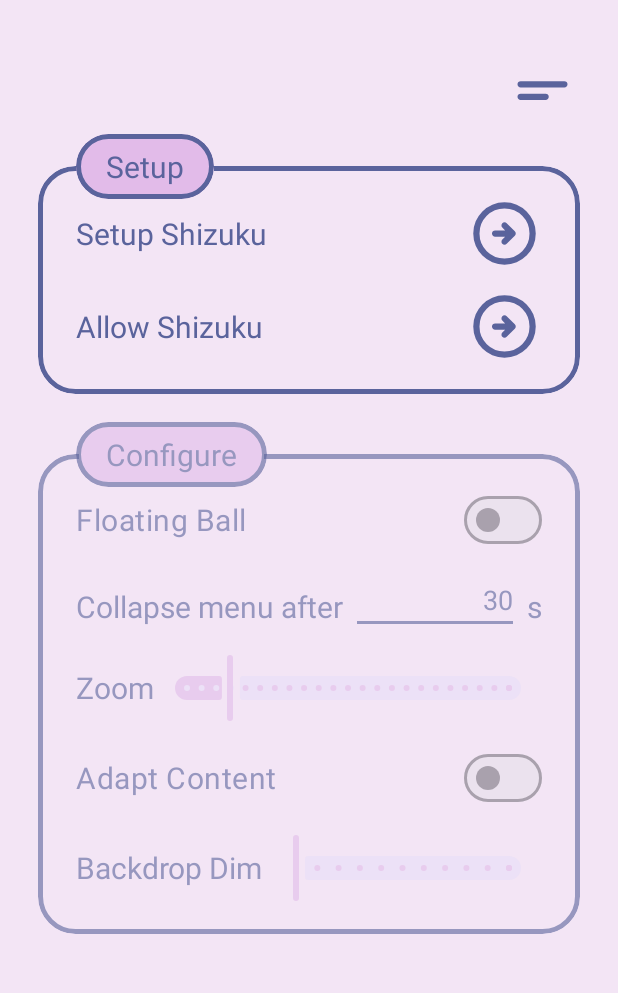
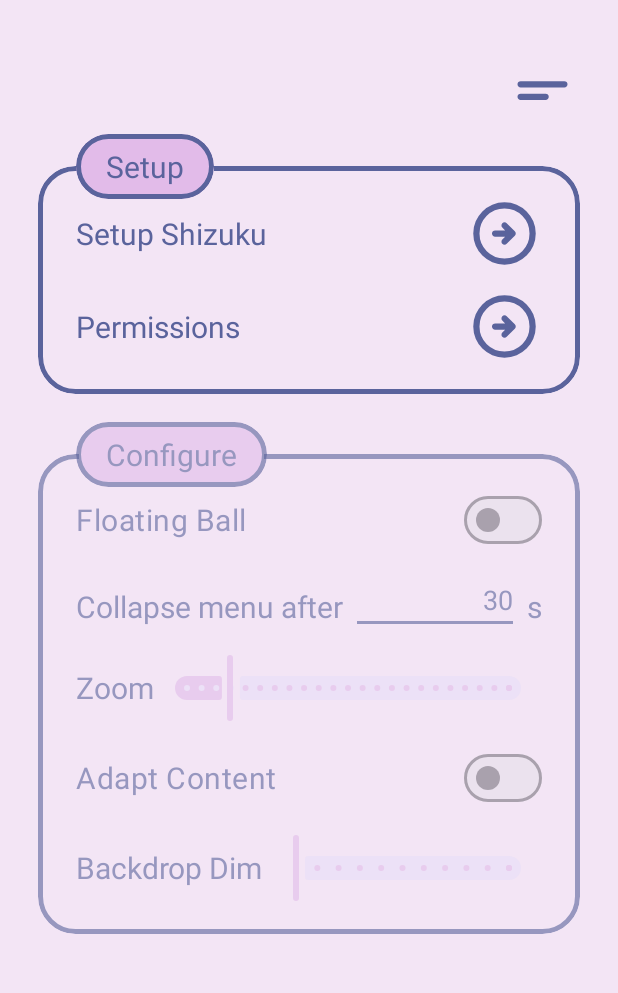
Before and after one commit to legendsayantan/Extendroid, an Android app: the screen it shows after launch (MainActivity), on a phone screen of 412 x 824 dp, the part 242-1235 px from its top. Run offline under Robolectric (Android 15) with nearby library versions, the phone set to English and light mode, and no system bars; libraries missing offline, so code that uses them is left out: org.lsposed.hiddenapibypass, rikka.shizuku; 2 statements that could not run were skipped.

```diff
--- a/app/build.gradle.kts
+++ b/app/build.gradle.kts
@@ -11,6 +11,10 @@ android {
 
     buildFeatures {
         aidl = true
+    }
+
+    lint {
+        baseline = file("lint-baseline.xml")
     }
 
     defaultConfig {
--- a/app/src/main/java/dev/legendsayantan/extendroid/services/ExtendService.kt
+++ b/app/src/main/java/dev/legendsayantan/extendroid/services/ExtendService.kt
@@ -192,11 +192,11 @@ class ExtendService : Service() {
             menu.startPreviewFor(pkg,ratio)
         }
         popupManager.onKeyEvent = { pkg,keyCode,action->
-            val r = svc?.dispatchKey(keyCode, action, MediaCore.mInstance?.virtualDisplays[pkg]?.display?.displayId?:-1)
+            val r = svc?.dispatchKey(keyCode, action, MediaCore.mInstance?.virtualDisplays?.get(pkg)?.display?.displayId?:-1)
             println(r)
         }
         popupManager.onMotionEvent = { pkg,event->
-            val r = svc?.dispatch(event,MediaCore.mInstance?.virtualDisplays[pkg]?.display?.displayId?:-1)
+            val r = svc?.dispatch(event,MediaCore.mInstance?.virtualDisplays?.get(pkg)?.display?.displayId?:-1)
             println(r)
         }
 
--- a/app/src/main/java/dev/legendsayantan/extendroid/ui/PopupWindow.kt
+++ b/app/src/main/java/dev/legendsayantan/extendroid/ui/PopupWindow.kt
@@ -85,7 +85,8 @@ class PopupWindow(
 
     var controlTimer = Timer()
 
-    var root: View
+    val themedCtx by lazy { ContextThemeWrapper(ctx, R.style.Base_Theme_Extendroid) }
+    val root by lazy { LayoutInflater.from(themedCtx).inflate(R.layout.layout_app_window, this, true) }
     val surfaceParent by lazy { root.findViewById<LinearLayout>(R.id.surfaceParent) }
     val dragHandle by lazy { root.findViewById<LinearLayout>(R.id.handle) }
     val handleCard by lazy { root.findViewById<MaterialCardView>(R.id.handleCard) }
@@ -100,8 +101,6 @@ class PopupWindow(
     val closeBtn by lazy { root.findViewById<MaterialCardView>(R.id.closeBtn) }
 
     init {
-        val themedCtx = ContextThemeWrapper(ctx, R.style.Base_Theme_Extendroid)
-        root = LayoutInflater.from(themedCtx).inflate(R.layout.layout_app_window, this, true)
         surfaceParent.background = color.toDrawable()
         handleCard.setCardBackgroundColor(ColorStateList.valueOf(color))
         val colors = arrayOf(
--- a/app/src/main/res/layout/activity_main.xml
+++ b/app/src/main/res/layout/activity_main.xml
@@ -78,7 +78,7 @@
                 android:layout_width="match_parent"
                 android:layout_height="wrap_content">
                 <TextView
-                    android:text="Setup Shizuku"
+                    android:text="@string/setup_shizuku"
                     android:textSize="20sp"
                     android:layout_width="0dp"
                     android:layout_weight="1"
@@ -102,7 +102,7 @@
                     android:layout_width="0dp"
                     android:layout_height="wrap_content"
                     android:layout_weight="1"
-                    android:text="Allow Shizuku"
+                    android:text="@string/permissions"
                     android:textSize="20sp" />
 
                 <ImageView
@@ -171,7 +171,7 @@
 
             <com.google.android.material.materialswitch.MaterialSwitch
                 android:id="@+id/floatingBall"
-                android:text="Floating Ball"
+                android:text="@string/floating_ball"
                 android:textSize="20sp"
                 android:textColor="?attr/colorOnSecondary"
                 android:layout_width="match_parent"
@@ -190,7 +190,7 @@
                 android:layout_width="match_parent"
                 android:layout_height="40dp">
                 <TextView
-                    android:text="Collapse menu after"
+                    android:text="@string/collapse_menu_after"
                     android:textSize="20sp"
                     android:layout_width="wrap_content"
                     android:layout_height="wrap_content"/>
@@ -222,7 +222,7 @@
                 android:layout_width="match_parent"
                 android:layout_height="wrap_content">
                 <TextView
-                    android:text="Zoom"
+                    android:text="@string/zoom"
                     android:textSize="20sp"
                     android:layout_width="wrap_content"
                     android:layout_height="wrap_content"/>
@@ -240,7 +240,7 @@
 
             <com.google.android.material.materialswitch.MaterialSwitch
                 android:id="@+id/densityAuto"
-                android:text="Adapt Content"
+                android:text="@string/adapt_content"
                 android:textSize="20sp"
                 android:layout_marginTop="12dp"
                 android:textColor="?attr/colorOnSecondary"
@@ -253,7 +253,7 @@
                 android:layout_width="match_parent"
                 android:layout_height="wrap_content">
                 <TextView
-                    android:text="Backdrop Dim"
+                    android:text="@string/backdrop_dim"
                     android:textSize="20sp"
                     android:layout_width="wrap_content"
                     android:layout_height="wrap_content"/>
--- a/app/src/main/res/layout/custom_tab_item.xml
+++ b/app/src/main/res/layout/custom_tab_item.xml
@@ -28,6 +28,7 @@
     <ImageView
         android:layout_marginTop="8dp"
         android:layout_marginHorizontal="5dp"
+        android:contentDescription="@string/tab_logo"
         android:layout_gravity="center"
         android:id="@+id/tabIcon"
         android:translationY="-7dp"
--- a/app/src/main/res/layout/layout_bubble.xml
+++ b/app/src/main/res/layout/layout_bubble.xml
@@ -12,6 +12,7 @@
         android:src="@drawable/logo"
         android:scaleX="0.75"
         android:scaleY="0.75"
+        android:contentDescription="@string/app_name"
         android:layout_width="match_parent"
         android:layout_height="match_parent"/>
 
--- a/app/src/main/res/layout/layout_item_app.xml
+++ b/app/src/main/res/layout/layout_item_app.xml
@@ -11,6 +11,7 @@
 
     <ImageView
         android:id="@+id/logo"
+        android:contentDescription="@string/app_logo"
         android:layout_width="50dp"
         android:layout_height="50dp" />
 
--- a/app/src/main/res/values/strings.xml
+++ b/app/src/main/res/values/strings.xml
@@ -4,4 +4,13 @@
     <string name="package_shizuku">moe.shizuku.privileged.api</string>
     <!-- TODO: Remove or change this placeholder text -->
     <string name="hello_blank_fragment">Hello blank fragment</string>
+    <string name="setup_shizuku">Setup Shizuku</string>
+    <string name="permissions">Permissions</string>
+    <string name="floating_ball">Floating Ball</string>
+    <string name="collapse_menu_after">Collapse menu after</string>
+    <string name="zoom">Zoom</string>
+    <string name="adapt_content">Adapt Content</string>
+    <string name="backdrop_dim">Backdrop Dim</string>
+    <string name="app_logo">App logo</string>
+    <string name="tab_logo">Tab logo</string>
 </resources>
```
Also changed, not shown: 5 other files.
